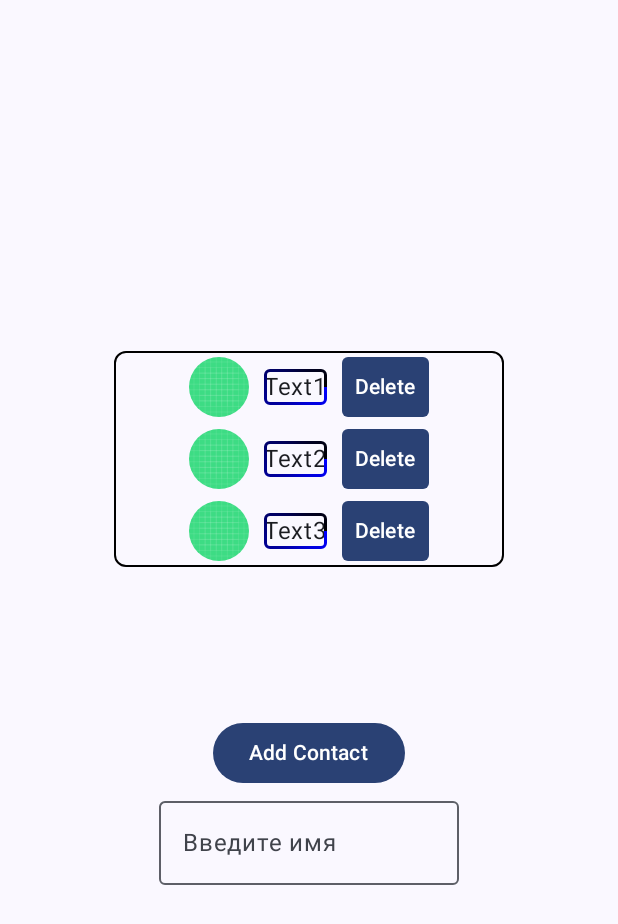
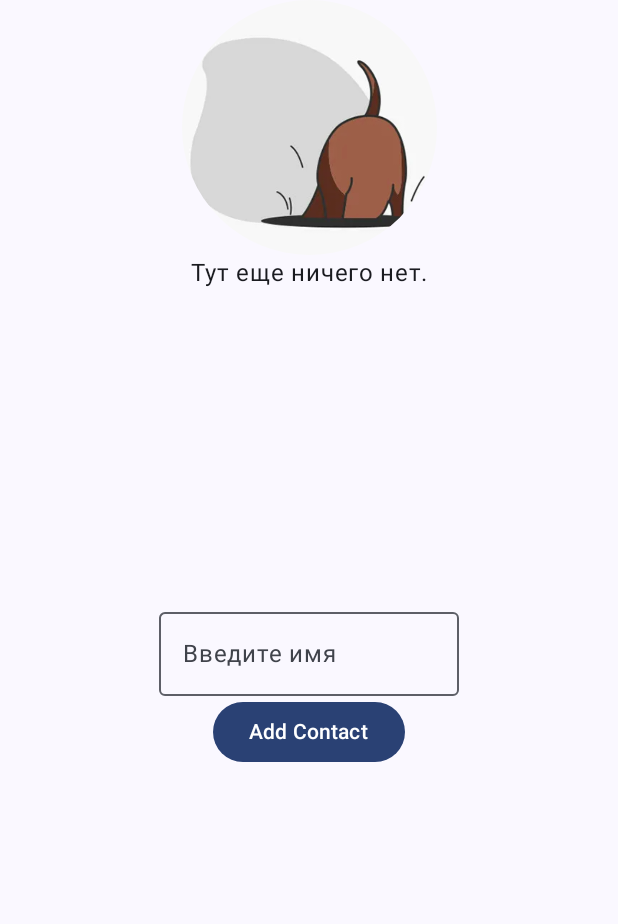
Before and after one commit to fh279/SimpleContactListApp, an Android app built with Jetpack Compose: the screen it shows after launch (MainActivity), on a phone screen of 412 x 824 dp. Shown: the top 924 px of the screen. Run offline under Robolectric (Android 15) with nearby library versions, the phone set to English and light mode, and no system bars.

Commit message:
Added empty state, fix layout

```diff
--- a/app/src/main/java/com/example/simplecontactlist/MainActivity.kt
+++ b/app/src/main/java/com/example/simplecontactlist/MainActivity.kt
@@ -5,7 +5,6 @@ import android.os.Bundle
 import androidx.activity.ComponentActivity
 import androidx.activity.compose.setContent
 import androidx.compose.foundation.Image
-import androidx.compose.foundation.border
 import androidx.compose.foundation.layout.Arrangement
 import androidx.compose.foundation.layout.Column
 import androidx.compose.foundation.layout.PaddingValues
@@ -13,19 +12,18 @@ import androidx.compose.foundation.layout.Row
 import androidx.compose.foundation.layout.Spacer
 import androidx.compose.foundation.layout.fillMaxSize
 import androidx.compose.foundation.layout.fillMaxWidth
+import androidx.compose.foundation.layout.height
+import androidx.compose.foundation.layout.imePadding
 import androidx.compose.foundation.layout.padding
 import androidx.compose.foundation.layout.size
 import androidx.compose.foundation.layout.width
-import androidx.compose.foundation.layout.wrapContentSize
 import androidx.compose.foundation.lazy.LazyColumn
 import androidx.compose.foundation.lazy.items
 import androidx.compose.foundation.shape.CircleShape
-import androidx.compose.foundation.shape.RoundedCornerShape
 import androidx.compose.material3.Button
 import androidx.compose.material3.MaterialTheme
 import androidx.compose.material3.OutlinedTextField
 import androidx.compose.material3.Scaffold
-import androidx.compose.material3.Shapes
 import androidx.compose.material3.Text
 import androidx.compose.runtime.Composable
 import androidx.compose.runtime.getValue
@@ -33,12 +31,9 @@ import androidx.compose.runtime.mutableStateListOf
 import androidx.compose.runtime.mutableStateOf
 import androidx.compose.runtime.remember
 import androidx.compose.runtime.setValue
-import androidx.compose.runtime.snapshots.SnapshotStateList
 import androidx.compose.ui.Alignment
 import androidx.compose.ui.Modifier
 import androidx.compose.ui.draw.clip
-import androidx.compose.ui.graphics.Brush
-import androidx.compose.ui.graphics.Color
 import androidx.compose.ui.res.painterResource
 import androidx.compose.ui.res.stringResource
 import androidx.compose.ui.tooling.preview.Preview
@@ -49,10 +44,13 @@ class MainActivity : ComponentActivity() {
     @SuppressLint("UnusedMaterial3ScaffoldPaddingParameter")
     override fun onCreate(savedInstanceState: Bundle?) {
         super.onCreate(savedInstanceState)
-        // enableEdgeToEdge()
+        // enableEdgeToEdge() - зачем вообще эта функция? fullscreen?
         setContent {
             SimpleContactListTheme {
-                Scaffold(modifier = Modifier.fillMaxSize() ) {/* innerPadding ->*/
+                Scaffold(modifier = Modifier
+                    .fillMaxSize()
+                    .imePadding()
+                ) {/* innerPadding ->*/
                     MainScreen()
                     // Почему если оформить кнопку в отдельную Compose функцию, то она появляется не под списком, а в самом верху? Можно ли добиться такого что бы элементы экрана были в отдельных композициях, но располагались в порядке вызова функций?
                     // AddContactButton()
@@ -69,36 +67,26 @@ fun MainScreen() {
 
 @Composable
 fun ContactsList() {
-    // Тут явно должны быть не строки. Либо эти строки должны как-то по-другому применяться.
-    val listItems = remember { mutableStateListOf("Text1", "Text2", "Text3") }
+    // А как обрабатывать смену состояния? Типа, экран перевернул?
+    // не обязательно юзать mutableStateListOf. попробуй metableStateOf а внутри лист строк.
+    val listItems = remember { mutableStateListOf<String>()}
     var text by remember { mutableStateOf("") }
+    // val insets = rememberKeyboardInsets() - что это за дичь из нейросетей?
 
     Column(
-        modifier = Modifier
-            .fillMaxSize()
-            .wrapContentSize(align = Alignment.Center)
-        ,
-        verticalArrangement = Arrangement.Center,
+        modifier = Modifier.fillMaxSize(),
         horizontalAlignment = Alignment.CenterHorizontally
     ) {
         LazyColumn(
             contentPadding = PaddingValues(all = 0.dp),
-            modifier = Modifier.border(
-                width = 1.dp,
-                brush = Brush.sweepGradient(
-                    Pair(1f, Color.Black),
-                    Pair(2f, Color.Black)
-                ),
-                shape = RoundedCornerShape(8.dp)
-            )
+            modifier = Modifier.height(350.dp)
 
         ) {
+            if (listItems.isNotEmpty()) {
             items(listItems) { item ->
-                if (listItems.isNotEmpty()) {
                 Row(
-                    verticalAlignment = Alignment.CenterVertically,
-                    horizontalArrangement = Arrangement.Center,
-                    modifier = Modifier.padding(start = 50.dp, end = 50.dp)
+                    horizontalArrangement = Arrangement.Absolute.Left,
+                    modifier = Modifier.padding(start = 12.dp, end = 12.dp).fillMaxWidth()
                 ) {
                     Image(
                         painter = painterResource(id = R.drawable.ic_launcher_background),
@@ -107,22 +95,12 @@ fun ContactsList() {
                             .size(40.dp)
                             .clip(CircleShape)
                     )
-                    Spacer(modifier = Modifier.width(10.dp))
-
+                    Spacer(modifier = Modifier.width(100.dp))
                     Text(
                         text = item,
-                        modifier = Modifier.border(
-                            width = 2.dp,
-                            brush = Brush.sweepGradient(
-                                colors = arrayListOf(
-                                    Color.Blue,
-                                    Color.Black
-                                )
-                            ),
-                            shape = Shapes().extraSmall
-                        )
+                        modifier = Modifier.width(200.dp)
                     )
-                    Spacer(modifier = Modifier.width(10.dp))
+                    Spacer(modifier = Modifier.weight(1f))
                     Button(
                         onClick = { listItems.remove(item) },
                         modifier = Modifier,
@@ -133,54 +111,51 @@ fun ContactsList() {
                             end = 2.dp,
                             bottom = 2.dp
                         )
-
                     ) {
                         Text(stringResource(R.string.delete_button_text))
                     }
                 }
                 }
-                else {
-                        Text("Ты чо, сыч, что ли?..")
+
+            }
+            // Такой вариант - очень плохой, кмк. Как это обойти? Проблема с композабл скоупом.
+            // Вопрос: можно ли менять параметры модифаера композ функции на ходу, вне модифаера? Например, хочу что б в if был lazy column в рамке, а в else - без рамки.
+            else {
+                // Items использован что бы задать composable скоуп и иметь возможность добавить изображение emptyState'а.
+                items(arrayListOf("")) {
+                    Column {
+                        Image(painter = painterResource(id = R.drawable.emptystate2),
+                            contentDescription = "EmptyState",
+                            modifier = Modifier
+                                .size(170.dp)
+                                .clip(CircleShape)
+                        )
+                        Text(
+                            text = "Тут еще ничего нет.",
+                            modifier = Modifier.align(alignment = Alignment.CenterHorizontally))
+                    }
+
                 }
-            }
+            // Вот эта шляпа почему то не работает
+            // Row { Text("Ты чо, сыч, что ли?..") }
+
         }
-        AddContactButton(
-            list = listItems,
-            name = text)
+        }
 
         OutlinedTextField(
             value = text,
             onValueChange = { newText -> text = newText },
             modifier = Modifier
-                .padding(start = 10.dp, end = 10.dp)
+                .padding(start = 10.dp, end = 10.dp, top = 50.dp)
                 .width(200.dp)
                 .align(Alignment.CenterHorizontally)
                 .fillMaxWidth(),
-            label = {Text("Введите имя")}
-
+            label = { Text("Введите имя") }
         )
-    }
-}
-
-// Put OutlinedTextField here if possible.
-@Composable
-fun UserNameField() {
-
-}
-
-@Composable
-fun AddContactButton(
-    list: SnapshotStateList<String>,
-    name: String) {
-    val state = remember { mutableStateOf(false) }
-    Button(
-        modifier = Modifier.padding(top = 100.dp),
-        onClick = {
-            state.value = true
-            list.add(name)
-        }
-    ) {
-        Text(stringResource(R.string.add_contact_button_text))
+        Button(
+            modifier = Modifier.padding(top = 0.dp),
+            onClick = { listItems.add(text) }
+        ) { Text(stringResource(R.string.add_contact_button_text)) }
     }
 }
 
```
